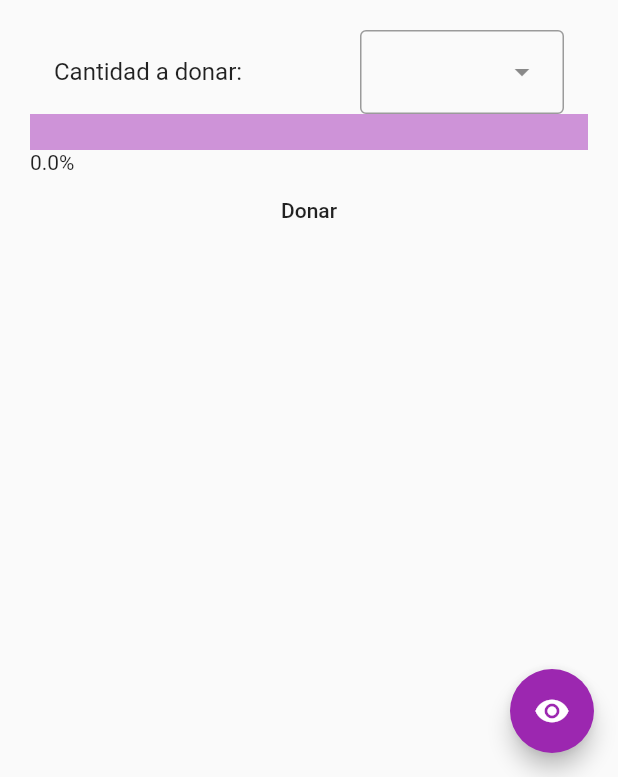
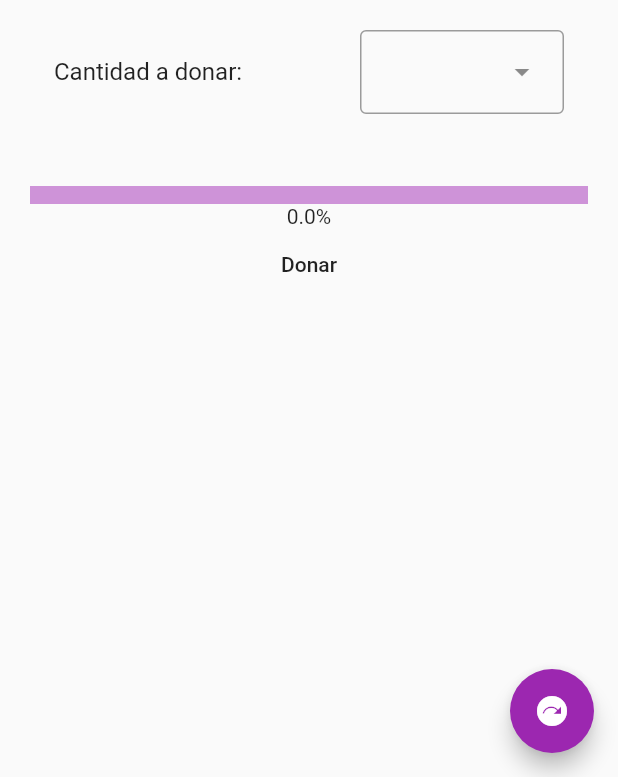
Before and after one commit to PDM-CURSO/donaciones_base, a Flutter app: the screen it shows after launch, after a tap on "Donar", on a phone screen of 412 x 824 dp, the part 459-1236 px from its top. Run offline on Flutter 3.47's test engine with Material 2 defaults, Android fonts, the phone set to English and light mode, and no system bars.

Commit message:
Agregado snackbar al completar donaciones Corregido el height del progress bar Texto de porcentage centrado Calcular donaciones muestra snackbar si el progress es mayor 100

```diff
--- a/lib/home_page.dart
+++ b/lib/home_page.dart
@@ -81,6 +81,21 @@ class _HomePageState extends State<HomePage> {
       donacionesTarjeta += int.parse(dropDownGroup[currentSelectedDrop]!);
       donacionesAcumuladas += donacionesTarjeta;
     }
+    if (getDonationsProgress() >= 100) {
+      ScaffoldMessenger.of(context)
+        ..hideCurrentSnackBar()
+        ..showSnackBar(
+          SnackBar(
+            content: Text(
+              "Gracias! Llegamos a la meta de donaciones.",
+              style: TextStyle(
+                color: Colors.grey[200],
+              ),
+            ),
+            backgroundColor: Colors.purple[700],
+          ),
+        );
+    }
     setState(() {});
   }
 
@@ -135,11 +150,15 @@ class _HomePageState extends State<HomePage> {
                 },
               ),
             ),
+            SizedBox(height: 48),
             LinearProgressIndicator(
               value: donacionesAcumuladas / donacionesTotal,
-              minHeight: 24,
+              minHeight: 12,
             ),
-            Text("${getDonationsProgress()}%"),
+            Text(
+              "${getDonationsProgress()}%",
+              textAlign: TextAlign.center,
+            ),
             MaterialButton(
               onPressed: () {
                 calcularDonaciones();
@@ -150,7 +169,7 @@ class _HomePageState extends State<HomePage> {
         ),
       ),
       floatingActionButton: FloatingActionButton(
-        child: Icon(Icons.remove_red_eye),
+        child: Icon(Icons.next_plan),
         tooltip: "Ver donativos",
         onPressed: () {
           // TODO: pasar datos y navegar a la pagina de donativos
```
